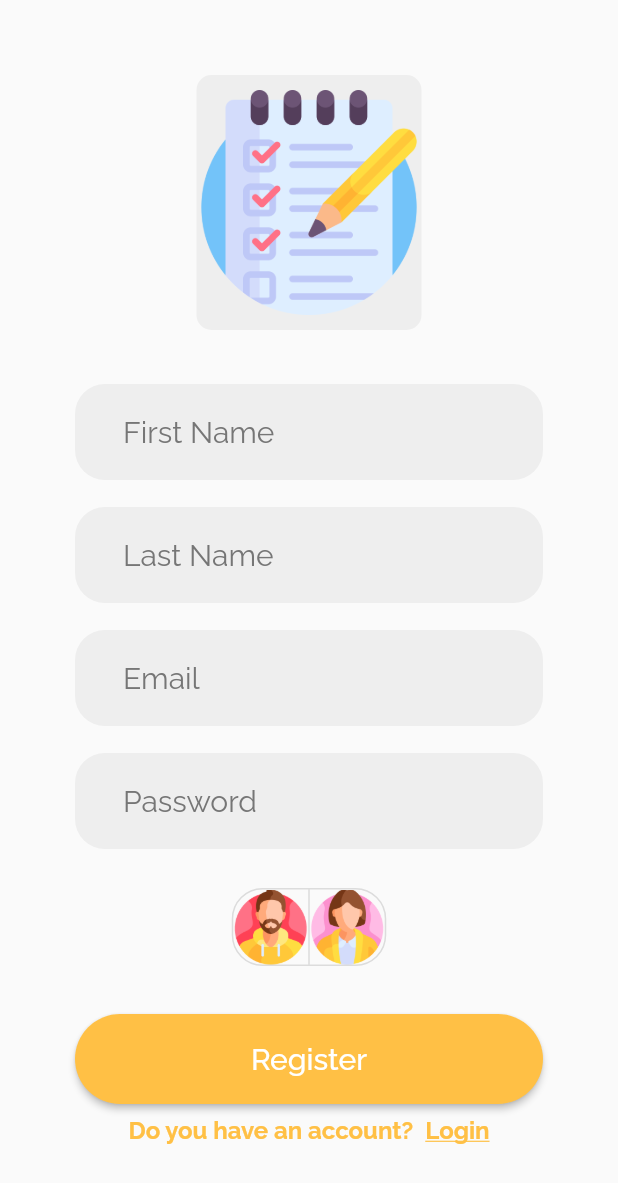
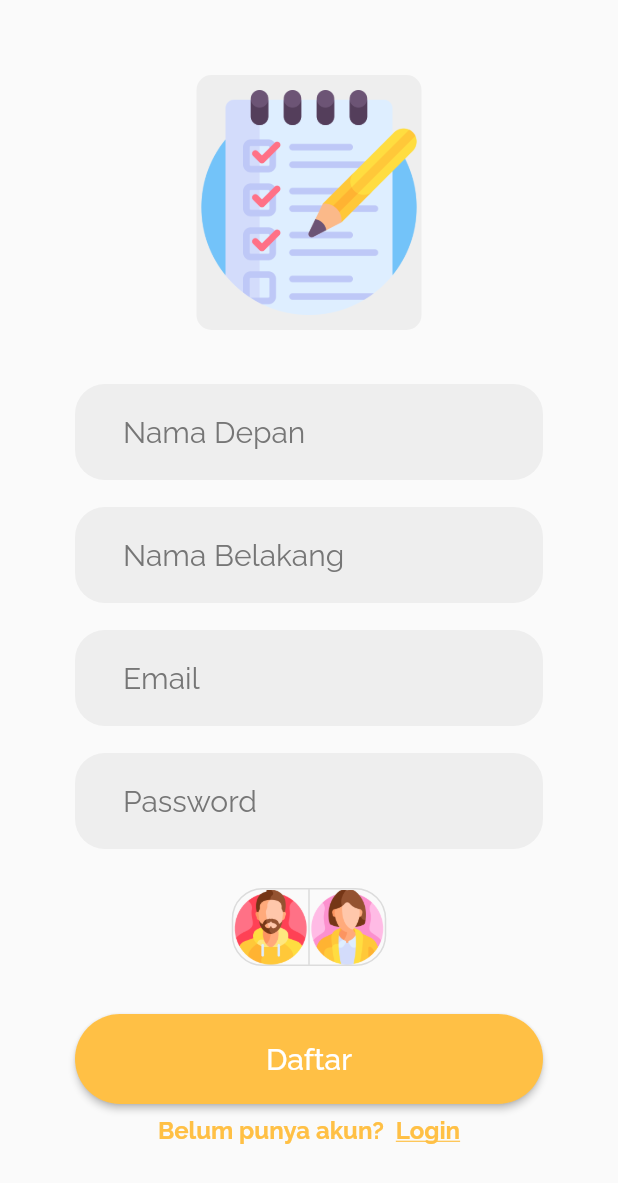
Before and after one commit to MuhammadAbdiel/task-management, a Flutter app: the RegisterPage screen opened directly, on a phone screen of 412 x 824 dp. Shown: the top 1183 px of the screen. Run offline on Flutter 3.47's test engine with Material 2 defaults, Android fonts, the phone set to English and light mode, and no system bars; our stand-ins replace cloud_firestore, datetime_picker_formfield, firebase_auth, firebase_core, flutter_local_notifications, flutter_native_timezone and 4 more; missing offline and left inert: android_alarm_manager_plus; accounts and stored records are empty.

Commit message:
Memperbaiki tampilan

```diff
--- a/lib/pages/login_page.dart
+++ b/lib/pages/login_page.dart
@@ -72,7 +72,7 @@ class _LoginPageState extends State<LoginPage> {
                           ),
                         ),
                         validator: (text) => text != null && text.isEmpty
-                            ? 'Not valid input'
+                            ? 'Input tidak valid'
                             : null,
                       ),
                     ),
@@ -100,7 +100,7 @@ class _LoginPageState extends State<LoginPage> {
                           ),
                         ),
                         validator: (text) => text != null && text.isEmpty
-                            ? 'Not valid input'
+                            ? 'Input tidak valid'
                             : null,
                       ),
                     ),
@@ -136,7 +136,7 @@ class _LoginPageState extends State<LoginPage> {
                       mainAxisAlignment: MainAxisAlignment.center,
                       children: [
                         const Text(
-                          "Don't have an account?",
+                          "Belum punya akun?",
                           style: TextStyle(
                             fontFamily: 'Raleway',
                             fontSize: 16,
@@ -155,7 +155,7 @@ class _LoginPageState extends State<LoginPage> {
                             );
                           },
                           child: const Text(
-                            'Register',
+                            'Daftar',
                             style: TextStyle(
                               decoration: TextDecoration.underline,
                               fontFamily: 'Raleway',
@@ -193,9 +193,9 @@ class _LoginPageState extends State<LoginPage> {
       );
     } on FirebaseAuthException catch (e) {
       if (e.code == 'user-not-found') {
-        print('No user found for that email.');
+        print('Email tidak terdaftar.');
       } else if (e.code == 'wrong-password') {
-        print('Wrong password provided for that user.');
+        print('Password salah.');
       }
     }
 
--- a/lib/pages/profile_page.dart
+++ b/lib/pages/profile_page.dart
@@ -47,15 +47,16 @@ class _ProfilePageState extends State<ProfilePage> {
         child: SingleChildScrollView(
           child: Container(
             padding: const EdgeInsets.only(
-              top: 32, right: 24, left: 24,
+              top: 32,
+              right: 24,
+              left: 24,
             ),
             child: Column(
               children: [
                 Row(
                   children: [
                     InkWell(
-                      onTap: ()
-                      {
+                      onTap: () {
                         Navigator.pop(context);
                       },
                       child: const Icon(
@@ -66,7 +67,7 @@ class _ProfilePageState extends State<ProfilePage> {
                     ),
                     const SizedBox(width: 16),
                     const Text(
-                      "Account Setting",
+                      "Pengaturan Akun",
                       style: TextStyle(
                         fontFamily: 'Raleway',
                         fontSize: 28,
@@ -175,7 +176,7 @@ class _ProfilePageState extends State<ProfilePage> {
                                 Icon(Icons.person, size: 35),
                                 SizedBox(width: 16),
                                 Text(
-                                  'Account',
+                                  'Akun',
                                   style: TextStyle(
                                     fontSize: 20,
                                     fontFamily: 'Raleway',
@@ -197,7 +198,7 @@ class _ProfilePageState extends State<ProfilePage> {
                               borderRadius: BorderRadius.circular(20),
                             ),
                             title: const Text(
-                              'Log out',
+                              'Logout',
                               style: TextStyle(
                                 fontFamily: 'Raleway',
                                 fontSize: 24,
@@ -207,7 +208,7 @@ class _ProfilePageState extends State<ProfilePage> {
                               textAlign: TextAlign.center,
                             ),
                             content: const Text(
-                              'Are you sure?',
+                              'Apakah anda yakin?',
                               style: TextStyle(
                                 fontFamily: 'Raleway',
                                 fontSize: 20,
@@ -243,7 +244,7 @@ class _ProfilePageState extends State<ProfilePage> {
                                               MainAxisAlignment.center,
                                           children: const [
                                             Text(
-                                              'No',
+                                              'Tidak',
                                               style: TextStyle(
                                                 fontFamily: 'Raleway',
                                                 fontSize: 16,
@@ -291,7 +292,7 @@ class _ProfilePageState extends State<ProfilePage> {
                                               MainAxisAlignment.center,
                                           children: const [
                                             Text(
-                                              'Yes',
+                                              'Ya',
                                               style: TextStyle(
                                                 fontFamily: 'Raleway',
                                                 fontSize: 16,
@@ -314,7 +315,7 @@ class _ProfilePageState extends State<ProfilePage> {
                           Icon(Icons.logout, size: 35),
                           SizedBox(width: 16),
                           Text(
-                            'Log out',
+                            'Logout',
                             style: TextStyle(
                               fontSize: 20,
                               fontFamily: 'Raleway',
--- a/lib/pages/register_page.dart
+++ b/lib/pages/register_page.dart
@@ -108,11 +108,11 @@ class _RegisterPageState extends State<RegisterPage> {
                         controller: firstNameController,
                         keyboardType: TextInputType.name,
                         validator: (text) => text != null && text.isEmpty
-                            ? 'Please enter your name!'
+                            ? 'Silahkan masukkan nama anda!'
                             : null,
                         decoration: const InputDecoration(
                           border: InputBorder.none,
-                          hintText: 'First Name',
+                          hintText: 'Nama Depan',
                           hintStyle: TextStyle(
                             fontFamily: 'Raleway',
                             color: Color.fromARGB(255, 118, 118, 118),
@@ -135,11 +135,11 @@ class _RegisterPageState extends State<RegisterPage> {
                         controller: lastNameController,
                         keyboardType: TextInputType.name,
                         validator: (text) => text != null && text.isEmpty
-                            ? 'Please enter your name!'
+                            ? 'Silahkan masukkan nama anda!'
                             : null,
                         decoration: const InputDecoration(
                           border: InputBorder.none,
-                          hintText: 'Last Name',
+                          hintText: 'Nama Belakang',
                           hintStyle: TextStyle(
                             fontFamily: 'Raleway',
                             color: Color.fromARGB(255, 118, 118, 118),
@@ -162,7 +162,7 @@ class _RegisterPageState extends State<RegisterPage> {
                         controller: emailController,
                         keyboardType: TextInputType.emailAddress,
                         validator: (text) => text != null && text.isEmpty
-                            ? 'Please enter your email correctly!'
+                            ? 'Silahkan masukkan email valid!'
                             : null,
                         decoration: const InputDecoration(
                           border: InputBorder.none,
@@ -192,9 +192,9 @@ class _RegisterPageState extends State<RegisterPage> {
                         validator: (text) {
                           RegExp regExp = RegExp(r'^.{6,}$');
                           return text != null && text.isEmpty
-                              ? 'Password is required!'
+                              ? 'Silahkan masukkan password valid!'
                               : !regExp.hasMatch(text!)
-                                  ? 'Enter a valid password (Min. 6 Character)'
+                                  ? 'Masukkan password valid (Min. 6 Character)'
                                   : null;
                         },
                         decoration: const InputDecoration(
@@ -259,7 +259,7 @@ class _RegisterPageState extends State<RegisterPage> {
                           signUp(emailController.text, passwordController.text);
                         },
                         child: const Text(
-                          'Register',
+                          'Daftar',
                           style: TextStyle(
                             fontSize: 20,
                             color: Colors.white,
@@ -273,7 +273,7 @@ class _RegisterPageState extends State<RegisterPage> {
                       mainAxisAlignment: MainAxisAlignment.center,
                       children: [
                         const Text(
-                          'Do you have an account?',
+                          'Belum punya akun?',
                           style: TextStyle(
                             fontFamily: 'Raleway',
                             fontSize: 16,
```
